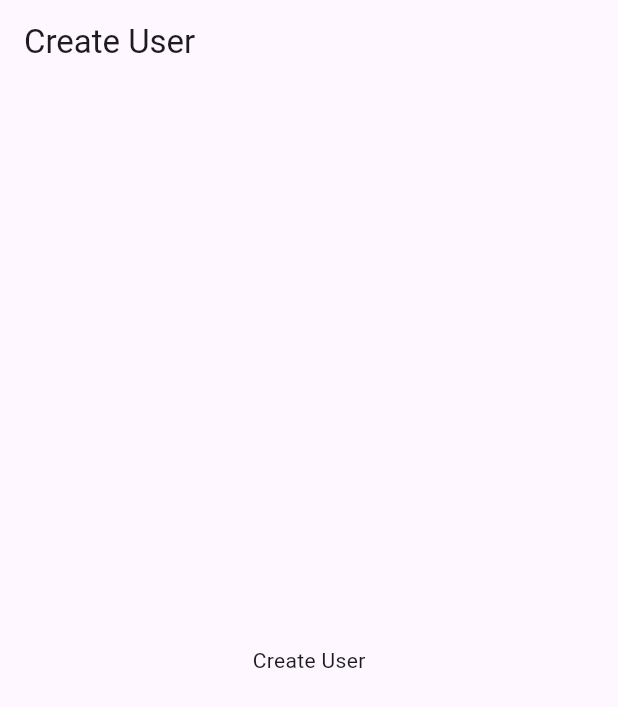
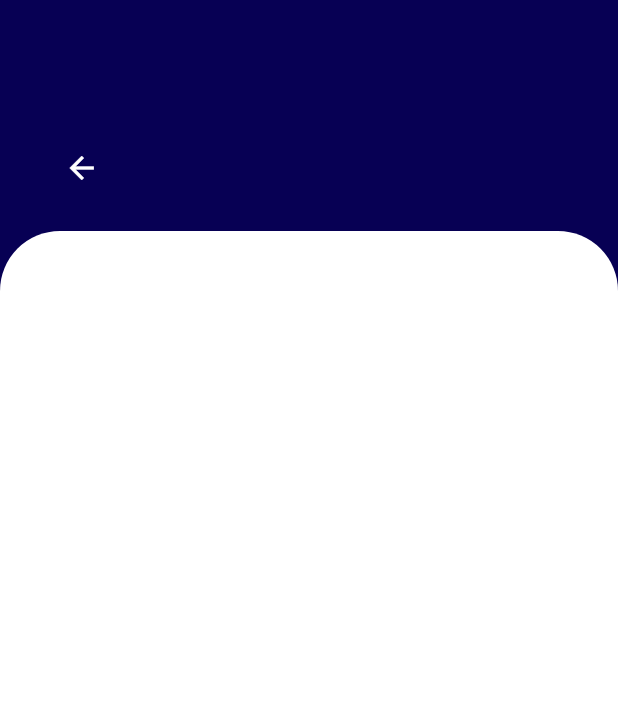
Before and after one commit to mcalves-stack/unaspbank, a Flutter app: the screen it shows after launch, on a phone screen of 412 x 824 dp. Shown: the top 707 px of the screen. Run offline on Flutter 3.47's test engine with Material 3 defaults, Android fonts, the phone set to English and light mode, and no system bars.

Commit message:
update-android-folders

```diff
--- a/lib/main.dart
+++ b/lib/main.dart
@@ -1,5 +1,7 @@
 import 'package:flutter/material.dart';
+// ignore: unused_import
 import 'package:unaspbank/pages/create_user.dart';
+import 'package:unaspbank/pages/image_verify.dart';
 // import 'package:unaspbank/pages/login_page.dart';
 
 void main() {
@@ -12,7 +14,7 @@ class MyApp extends StatelessWidget {
   @override
   Widget build(BuildContext context) {
     return const MaterialApp(
-      home: CreateUser(),
+      home: ImageVerify(),
       debugShowCheckedModeBanner: false,
     );
   }
--- a/lib/pages/create_user.dart
+++ b/lib/pages/create_user.dart
@@ -8,6 +8,7 @@ class CreateUser extends StatelessWidget {
     return Scaffold(
       appBar: AppBar(
         title: const Text('Create User'),
+        backgroundColor: Colors.red,
       ),
       body: const Center(
         child: Text('Create User'),
--- /dev/null
+++ b/lib/pages/image_verify.dart
@@ -0,0 +1,63 @@
+import 'package:flutter/material.dart';
+
+class ImageVerify extends StatefulWidget {
+  const ImageVerify({super.key});
+
+  @override
+  // ignore: library_private_types_in_public_api
+  _ImageVerifyState createState() => _ImageVerifyState();
+}
+
+class _ImageVerifyState extends State<ImageVerify> {
+  @override
+  Widget build(BuildContext context) {
+    return Scaffold(
+      body: Container(
+        width: double.infinity,
+        decoration: const BoxDecoration(
+          gradient: LinearGradient(
+            colors: [
+              Color(0xFF070054),
+              Color(0xFF070054),
+            ],
+          ),
+        ),
+        child: Column(
+          crossAxisAlignment: CrossAxisAlignment.start,
+          children: <Widget>[
+            Padding(
+              padding: const EdgeInsets.only(left: 38.0, top: 1),
+              child: Column(
+                children: <Widget>[
+                  IconButton(
+                    icon: const Icon(
+                      Icons.arrow_back,
+                      color: Colors.white,
+                      weight: 16,
+                    ),
+                    onPressed: () {},
+                    padding: const EdgeInsets.only(top: 99, right: 15.0),
+                  ),
+                ],
+              ),
+            ),
+            const SizedBox(
+              height: 30,
+            ),
+            Expanded(
+              child: Container(
+                width: double.infinity,
+                decoration: const BoxDecoration(
+                  color: Colors.white,
+                  borderRadius: BorderRadius.only(
+                      topLeft: Radius.circular(40),
+                      topRight: Radius.circular(40)),
+                ),
+              ),
+            ),
+          ],
+        ),
+      ),
+    );
+  }
+}
--- a/pubspec.yaml
+++ b/pubspec.yaml
@@ -36,6 +36,7 @@ dependencies:
   # Use with the CupertinoIcons class for iOS style icons.
 
   cupertino_icons: ^1.0.6
+  google_fonts: ^6.2.1
    #https://pub.dev/packages/flutter_svg
 
 dev_dependencies:
```
Also changed, not shown: pubspec.lock, 1 other file.
